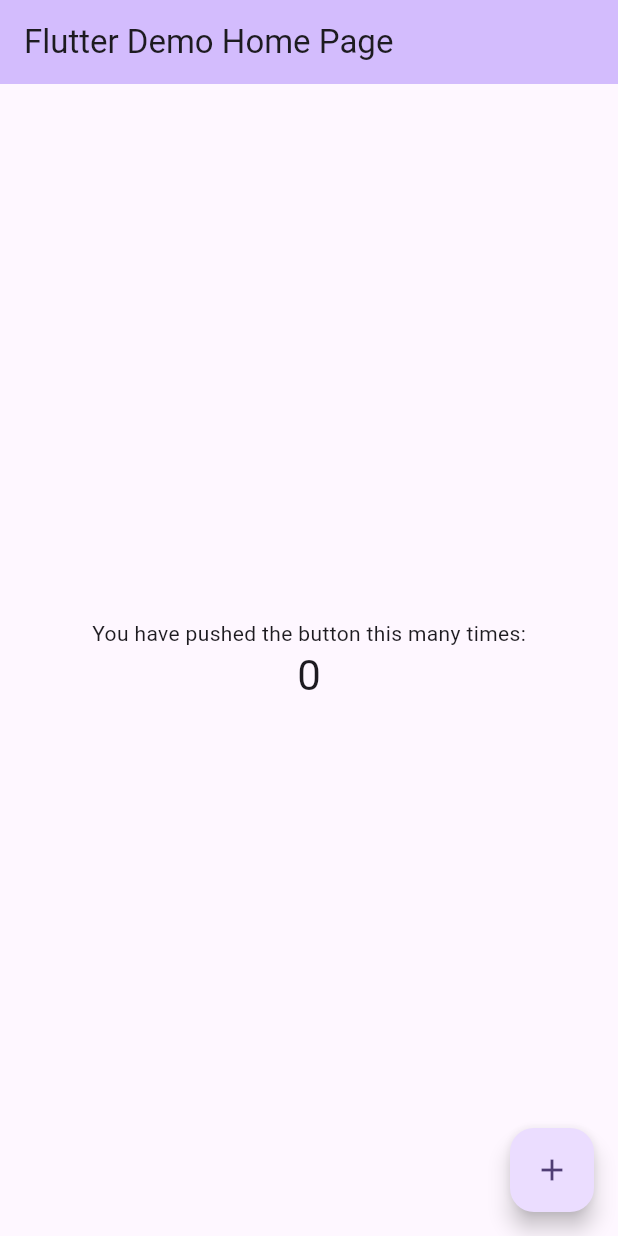
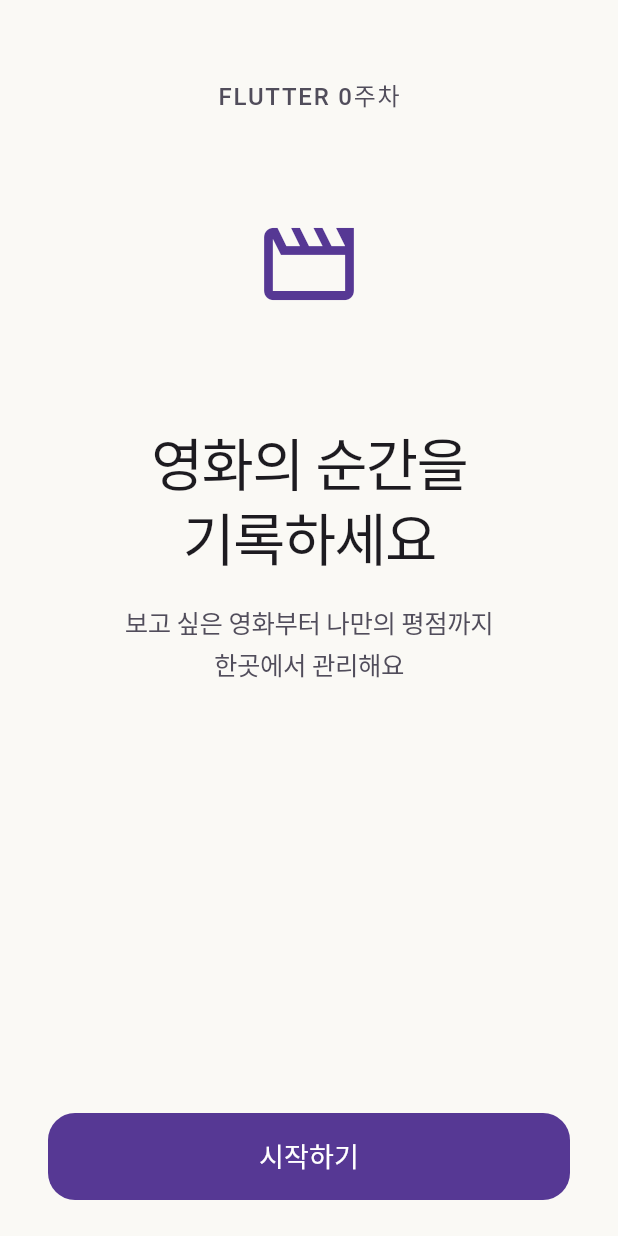
Before and after one commit to yeonie0309/movielog, a Flutter app: the screen it shows after launch, on a phone screen of 412 x 824 dp. Run offline on Flutter 3.47's test engine with Material 3 defaults, Android fonts, the phone set to English and light mode, and no system bars.

Commit message:
feat: MovieLog 0주차 시작 화면 구현

```diff
--- a/lib/main.dart
+++ b/lib/main.dart
@@ -1,122 +1,7 @@
 import 'package:flutter/material.dart';
 
+import 'movie_log_app.dart';
+
 void main() {
-  runApp(const MyApp());
+  runApp(const MovieLogApp());
 }
-
-class MyApp extends StatelessWidget {
-  const MyApp({super.key});
-
-  // This widget is the root of your application.
-  @override
-  Widget build(BuildContext context) {
-    return MaterialApp(
-      title: 'Flutter Demo',
-      theme: ThemeData(
-        // This is the theme of your application.
-        //
-        // TRY THIS: Try running your application with "flutter run". You'll see
-        // the application has a purple toolbar. Then, without quitting the app,
-        // try changing the seedColor in the colorScheme below to Colors.green
-        // and then invoke "hot reload" (save your changes or press the "hot
-        // reload" button in a Flutter-supported IDE, or press "r" if you used
-        // the command line to start the app).
-        //
-        // Notice that the counter didn't reset back to zero; the application
-        // state is not lost during the reload. To reset the state, use hot
-        // restart instead.
-        //
-        // This works for code too, not just values: Most code changes can be
-        // tested with just a hot reload.
-        colorScheme: .fromSeed(seedColor: Colors.deepPurple),
-      ),
-      home: const MyHomePage(title: 'Flutter Demo Home Page'),
-    );
-  }
-}
-
-class MyHomePage extends StatefulWidget {
-  const MyHomePage({super.key, required this.title});
-
-  // This widget is the home page of your application. It is stateful, meaning
-  // that it has a State object (defined below) that contains fields that affect
-  // how it looks.
-
-  // This class is the configuration for the state. It holds the values (in this
-  // case the title) provided by the parent (in this case the App widget) and
-  // used by the build method of the State. Fields in a Widget subclass are
-  // always marked "final".
-
-  final String title;
-
-  @override
-  State<MyHomePage> createState() => _MyHomePageState();
-}
-
-class _MyHomePageState extends State<MyHomePage> {
-  int _counter = 0;
-
-  void _incrementCounter() {
-    setState(() {
-      // This call to setState tells the Flutter framework that something has
-      // changed in this State, which causes it to rerun the build method below
-      // so that the display can reflect the updated values. If we changed
-      // _counter without calling setState(), then the build method would not be
-      // called again, and so nothing would appear to happen.
-      _counter++;
-    });
-  }
-
-  @override
-  Widget build(BuildContext context) {
-    // This method is rerun every time setState is called, for instance as done
-    // by the _incrementCounter method above.
-    //
-    // The Flutter framework has been optimized to make rerunning build methods
-    // fast, so that you can just rebuild anything that needs updating rather
-    // than having to individually change instances of widgets.
-    return Scaffold(
-      appBar: AppBar(
-        // TRY THIS: Try changing the color here to a specific color (to
-        // Colors.amber, perhaps?) and trigger a hot reload to see the AppBar
-        // change color while the other colors stay the same.
-        backgroundColor: Theme.of(context).colorScheme.inversePrimary,
-        // Here we take the value from the MyHomePage object that was created by
-        // the App.build method, and use it to set our appbar title.
-        title: Text(widget.title),
-      ),
-      body: Center(
-        // Center is a layout widget. It takes a single child and positions it
-        // in the middle of the parent.
-        child: Column(
-          // Column is also a layout widget. It takes a list of children and
-          // arranges them vertically. By default, it sizes itself to fit its
-          // children horizontally, and tries to be as tall as its parent.
-          //
-          // Column has various properties to control how it sizes itself and
-          // how it positions its children. Here we use mainAxisAlignment to
-          // center the children vertically; the main axis here is the vertical
-          // axis because Columns are vertical (the cross axis would be
-          // horizontal).
-          //
-          // TRY THIS: Invoke "debug painting" (choose the "Toggle Debug Paint"
-          // action in the IDE, or press "p" in the console), to see the
-          // wireframe for each widget.
-          mainAxisAlignment: .center,
-          children: [
-            const Text('You have pushed the button this many times:'),
-            Text(
-              '$_counter',
-              style: Theme.of(context).textTheme.headlineMedium,
-            ),
-          ],
-        ),
-      ),
-      floatingActionButton: FloatingActionButton(
-        onPressed: _incrementCounter,
-        tooltip: 'Increment',
-        child: const Icon(Icons.add),
-      ),
-    );
-  }
-}
--- /dev/null
+++ b/lib/movie_log_app.dart
@@ -0,0 +1,24 @@
+import 'package:flutter/material.dart';
+
+import 'screens/start_screen.dart';
+
+class MovieLogApp extends StatelessWidget {
+  const MovieLogApp({super.key});
+
+  @override
+  Widget build(BuildContext context) {
+    return MaterialApp(
+      title: 'MovieLog',
+      debugShowCheckedModeBanner: false,
+      theme: ThemeData(
+        useMaterial3: true,
+        scaffoldBackgroundColor: const Color(0xFFFAF9F5),
+        colorScheme: ColorScheme.fromSeed(
+          seedColor: const Color(0xFF6750A4),
+          brightness: Brightness.light,
+        ),
+      ),
+      home: const StartScreen(),
+    );
+  }
+}
--- /dev/null
+++ b/lib/screens/start_screen.dart
@@ -0,0 +1,101 @@
+import 'package:flutter/material.dart';
+
+class StartScreen extends StatelessWidget {
+  const StartScreen({super.key});
+
+  static const _backgroundColor = Color(0xFFFAF9F5);
+  static const _primaryColor = Color(0xFF563894);
+  static const _titleColor = Color(0xFF1D1B20);
+  static const _bodyColor = Color(0xFF514D5B);
+
+  @override
+  Widget build(BuildContext context) {
+    return Scaffold(
+      backgroundColor: _backgroundColor,
+      body: SafeArea(
+        child: Padding(
+          padding: const EdgeInsets.fromLTRB(32, 52, 32, 24),
+          child: Column(
+            crossAxisAlignment: CrossAxisAlignment.stretch,
+            children: [
+              const _WelcomeContent(),
+              const Spacer(),
+              SizedBox(
+                height: 58,
+                child: ElevatedButton(
+                  onPressed: () {},
+                  style: ElevatedButton.styleFrom(
+                    elevation: 0,
+                    backgroundColor: _primaryColor,
+                    foregroundColor: Colors.white,
+                    shape: RoundedRectangleBorder(
+                      borderRadius: BorderRadius.circular(18),
+                    ),
+                  ),
+                  child: const Text(
+                    '시작하기',
+                    style: TextStyle(
+                      fontSize: 18,
+                      fontWeight: FontWeight.w500,
+                    ),
+                  ),
+                ),
+              ),
+            ],
+          ),
+        ),
+      ),
+    );
+  }
+}
+
+class _WelcomeContent extends StatelessWidget {
+  const _WelcomeContent();
+
+  @override
+  Widget build(BuildContext context) {
+    return const Column(
+      children: [
+        Text(
+          'FLUTTER 0주차',
+          style: TextStyle(
+            color: StartScreen._bodyColor,
+            fontSize: 16,
+            fontWeight: FontWeight.w500,
+            letterSpacing: 1.2,
+          ),
+        ),
+        SizedBox(height: 64),
+        Icon(
+          Icons.movie_outlined,
+          color: StartScreen._primaryColor,
+          size: 72,
+        ),
+        SizedBox(height: 72),
+        Text(
+          '영화의 순간을\n기록하세요',
+          textAlign: TextAlign.center,
+          style: TextStyle(
+            color: StartScreen._titleColor,
+            fontSize: 38,
+            fontWeight: FontWeight.w400,
+            height: 1.25,
+            letterSpacing: -1.2,
+          ),
+        ),
+        SizedBox(height: 20),
+        Text(
+          '보고 싶은 영화부터 나만의 평점까지\n한곳에서 관리해요',
+          textAlign: TextAlign.center,
+          style: TextStyle(
+            color: StartScreen._bodyColor,
+            fontSize: 17,
+            fontWeight: FontWeight.w400,
+            height: 1.55,
+            letterSpacing: -0.3,
+          ),
+        ),
+      ],
+    );
+  }
+}
```
Also changed, not shown: 3 other files.
